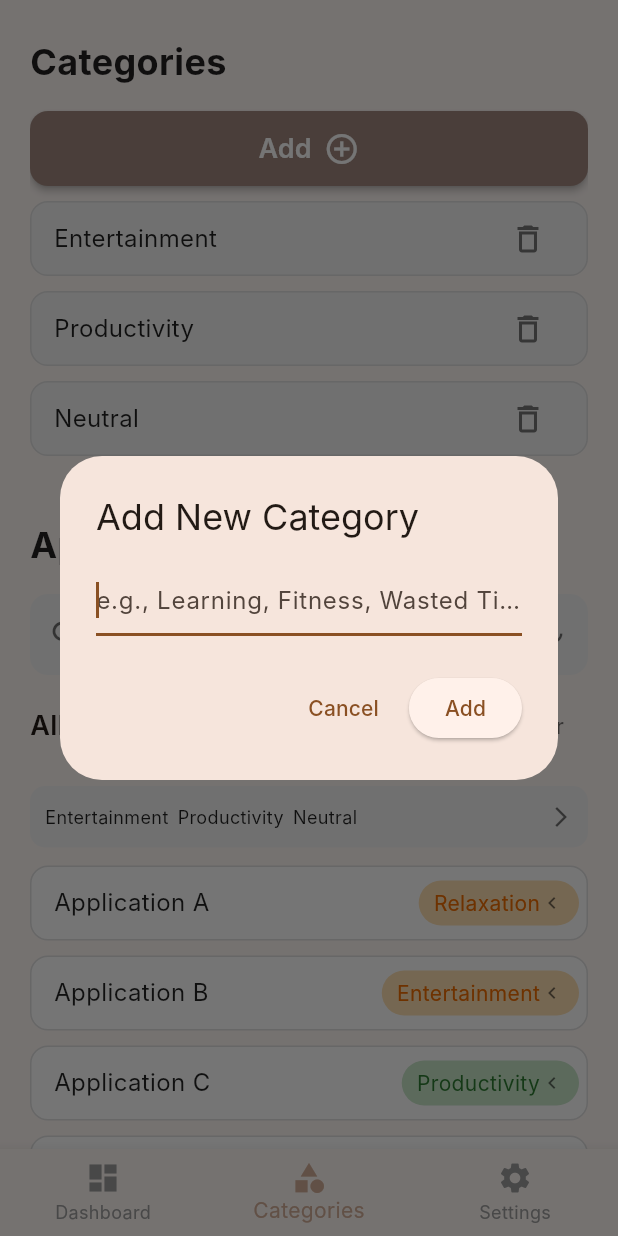
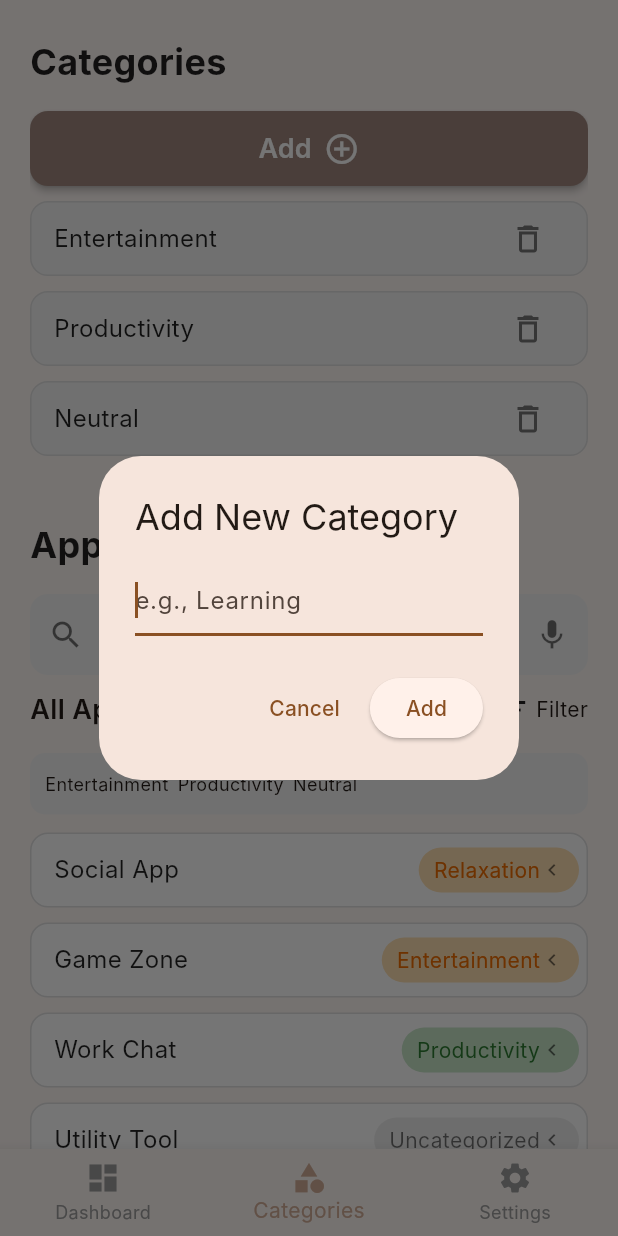
Before and after one commit to Meantfornothing/screentime, a Flutter app: the screen it shows after launch, item 2 of the bottom bar chosen, after a tap on "Add", on a phone screen of 412 x 824 dp. Run offline on Flutter 3.47's test engine with Material 3 defaults, Android fonts, the phone set to English and light mode, and no system bars; our stand-ins replace flutter_bloc, get_it; Roboto replaces fonts that are missing (Inter).

Commit message:
added some real functionality to categories

```diff
--- a/lib/core/service_locator.dart
+++ b/lib/core/service_locator.dart
@@ -1,30 +1,23 @@
 import 'package:get_it/get_it.dart';
 
-// Initialize GetIt as the Service Locator instance
+import '../features/app_recommendation/domain/repositories/categorization_repository.dart';
+import '../features/app_recommendation/data/repositories/categorization_repository_impl.dart'; // Note: preserved your filename typo 'catergorization'
+import '../features/app_recommendation/presentation/cubit/categorization_cubit.dart';
+
 final sl = GetIt.instance;
 
-/// Registers all necessary dependencies for the application.
-/// This function is called once at application startup (in main.dart).
-///
-/// We use registerLazySingleton for services that need to exist throughout
-/// the app's lifetime (e.g., Repositories, Use Cases, Data Sources).
 void init() {
-  // =================================================================
-  // 1. Feature: App Recommendation (Placeholder for future dependencies)
-  // =================================================================
+  // 1. Feature: App Recommendation
 
-  // Domain Layer - Register Use Cases:
-  // sl.registerLazySingleton(() => GetNextAppRecommendation(sl()));
+  // Data Layer - Repositories
+  sl.registerLazySingleton<CategorizationRepository>(
+    () => CategorizationRepositoryImpl(),
+  );
 
-  // Data Layer - Register Repositories:
-  // sl.registerLazySingleton<RecommendationRepository>(
-  //   () => RecommendationRepositoryImpl(sl()),
-  // );
-
-  // Data Layer - Register Data Sources:
-  // sl.registerLazySingleton<RecommendationLocalDataSource>(
-  //   () => RecommendationLocalDataSourceImpl(),
-  // );
+  // Presentation Layer - Cubits
+  sl.registerFactory(
+    () => CategorizationCubit(sl()),
+  );
 
   print("Service Locator initialized successfully.");
 }
--- /dev/null
+++ b/lib/features/app_recommendation/data/repositories/categorization_repository_impl.dart
@@ -0,0 +1,57 @@
+import '../../domain/repositories/categorization_repository.dart';
+import '../../domain/entities/app_category_entity.dart';
+import '../../domain/entities/installed_app.dart';
+
+class CategorizationRepositoryImpl implements CategorizationRepository {
+  // Simulating a local database state
+  final List<AppCategoryEntity> _mockCategories = [
+    AppCategoryEntity(id: '1', name: 'Entertainment'),
+    AppCategoryEntity(id: '2', name: 'Productivity'),
+    AppCategoryEntity(id: '3', name: 'Neutral'),
+  ];
+
+  final List<InstalledApp> _mockApps = [
+    InstalledApp(packageName: 'com.social.app1', name: 'Social App', assignedCategoryName: 'Relaxation'),
+    InstalledApp(packageName: 'com.game.app2', name: 'Game Zone', assignedCategoryName: 'Entertainment'),
+    InstalledApp(packageName: 'com.work.app3', name: 'Work Chat', assignedCategoryName: 'Productivity'),
+    InstalledApp(packageName: 'com.utility.app4', name: 'Utility Tool'),
+  ];
+
+  @override
+  Future<List<AppCategoryEntity>> getCategories() async {
+    await Future.delayed(const Duration(milliseconds: 300));
+    return List.from(_mockCategories);
+  }
+
+  @override
+  Future<List<InstalledApp>> getInstalledApps() async {
+    await Future.delayed(const Duration(milliseconds: 300));
+    return List.from(_mockApps);
+  }
+
+  @override
+  Future<void> addCategory(String name) async {
+    await Future.delayed(const Duration(milliseconds: 200));
+    final newId = DateTime.now().millisecondsSinceEpoch.toString();
+    _mockCategories.add(AppCategoryEntity(id: newId, name: name));
+  }
+
+  @override
+  Future<void> deleteCategory(String id) async {
+    await Future.delayed(const Duration(milliseconds: 200));
+    _mockCategories.removeWhere((c) => c.id == id);
+  }
+
+  @override
+  Future<void> assignCategory(String packageName, String categoryName) async {
+    await Future.delayed(const Duration(milliseconds: 200));
+    final index = _mockApps.indexWhere((app) => app.packageName == packageName);
+    if (index != -1) {
+      _mockApps[index] = InstalledApp(
+        packageName: _mockApps[index].packageName,
+        name: _mockApps[index].name,
+        assignedCategoryName: categoryName,
+      );
+    }
+  }
+}
--- /dev/null
+++ b/lib/features/app_recommendation/domain/entities/entities.dart
@@ -0,0 +1,3 @@
+// This file exports all domain entities
+export 'app_category_entity.dart';
+export 'installed_app.dart';
--- /dev/null
+++ b/lib/features/app_recommendation/presentation/cubit/categorization_cubit.dart
@@ -0,0 +1,61 @@
+import 'package:flutter_bloc/flutter_bloc.dart';
+import '../../domain/repositories/categorization_repository.dart';
+import 'categorization_state.dart';
+
+class CategorizationCubit extends Cubit<CategorizationState> {
+  final CategorizationRepository repository;
+
+  CategorizationCubit(this.repository) : super(const CategorizationState());
+
+  Future<void> loadData() async {
+    emit(state.copyWith(status: CategorizationStatus.loading));
+    try {
+      final results = await Future.wait([
+        repository.getInstalledApps(),
+        repository.getCategories(),
+      ]);
+
+      emit(state.copyWith(
+        status: CategorizationStatus.success,
+        apps: results[0] as dynamic,
+        categories: results[1] as dynamic,
+      ));
+    } catch (e) {
+      emit(state.copyWith(
+        status: CategorizationStatus.failure,
+        errorMessage: e.toString(),
+      ));
+    }
+  }
+
+  Future<void> addCategory(String name) async {
+    try {
+      await repository.addCategory(name);
+      // Reload to get updated list
+      final newCategories = await repository.getCategories();
+      emit(state.copyWith(categories: newCategories));
+    } catch (e) {
+      // Handle error
+    }
+  }
+
+  Future<void> deleteCategory(String id) async {
+    try {
+      await repository.deleteCategory(id);
+      final newCategories = await repository.getCategories();
+      emit(state.copyWith(categories: newCategories));
+    } catch (e) {
+      // Handle error
+    }
+  }
+
+  Future<void> assignCategory(String packageName, String categoryName) async {
+    try {
+      await repository.assignCategory(packageName, categoryName);
+      final newApps = await repository.getInstalledApps();
+      emit(state.copyWith(apps: newApps));
+    } catch (e) {
+      // Handle error
+    }
+  }
+}
--- /dev/null
+++ b/lib/features/app_recommendation/presentation/cubit/categorization_state.dart
@@ -0,0 +1,32 @@
+
+import '../../domain/entities/entities.dart';
+
+enum CategorizationStatus { initial, loading, success, failure }
+
+class CategorizationState {
+  final CategorizationStatus status;
+  final List<InstalledApp> apps;
+  final List<AppCategoryEntity> categories;
+  final String? errorMessage;
+
+  const CategorizationState({
+    this.status = CategorizationStatus.initial,
+    this.apps = const [],
+    this.categories = const [],
+    this.errorMessage,
+  });
+
+  CategorizationState copyWith({
+    CategorizationStatus? status,
+    List<InstalledApp>? apps,
+    List<AppCategoryEntity>? categories,
+    String? errorMessage,
+  }) {
+    return CategorizationState(
+      status: status ?? this.status,
+      apps: apps ?? this.apps,
+      categories: categories ?? this.categories,
+      errorMessage: errorMessage ?? this.errorMessage,
+    );
+  }
+}
--- a/lib/features/app_recommendation/presentation/pages/categorization_screen.dart
+++ b/lib/features/app_recommendation/presentation/pages/categorization_screen.dart
@@ -1,36 +1,37 @@
 import 'package:flutter/material.dart';
+import 'package:flutter_bloc/flutter_bloc.dart';
+import '../../../../core/service_locator.dart';
 
-// --- Import Domain Entities ---
-import '../../domain/entities/app_category_entity.dart';
-import '../../domain/entities/installed_app.dart';
+import '../cubit/categorization_cubit.dart';
+import '../cubit/categorization_state.dart';
 
-// --- Import Feature Widgets ---
-import '../widgets/app_assignment_tile.dart';
-import '../widgets/category_action_button.dart';
-import '../widgets/category_list_tile.dart';
+import '../../domain/entities/entities.dart';
 
-
-// --- Placeholder Data for Demonstration (Uses Domain Entities) ---
-final List<AppCategoryEntity> mockCategories = [
-  AppCategoryEntity(id: '1', name: 'Entertainment'),
-  AppCategoryEntity(id: '2', name: 'Productivity'),
-  AppCategoryEntity(id: '3', name: 'Neutral'),
-];
-
-final List<InstalledApp> mockApps = [
-  InstalledApp(packageName: 'com.social.app1', name: 'Application A', assignedCategoryName: 'Relaxation'),
-  InstalledApp(packageName: 'com.game.app2', name: 'Application B', assignedCategoryName: 'Entertainment'),
-  InstalledApp(packageName: 'com.work.app3', name: 'Application C', assignedCategoryName: 'Productivity'),
-  InstalledApp(packageName: 'com.utility.app4', name: 'Application D'), // Uncategorized
-];
-// ------------------------------------------
+import '../widgets/widgets.dart';
 
 class CategorizationScreen extends StatelessWidget {
   const CategorizationScreen({super.key});
 
   @override
   Widget build(BuildContext context) {
-    // This widget now returns only the body content, relying on MainWrapper for the Scaffold, AppBar, and BottomNavigationBar.
+    return BlocProvider(
+      create: (context) => sl<CategorizationCubit>()..loadData(),
+      child: const _CategorizationView(),
+    );
+  }
+}
+
+class _CategorizationView extends StatelessWidget {
+  const _CategorizationView();
+
+  @override
+  Widget build(BuildContext context) {
+    return BlocBuilder<CategorizationCubit, CategorizationState>(
+      builder: (context, state) {
+        if (state.status == CategorizationStatus.loading) {
+          return const Center(child: CircularProgressIndicator());
+        }
+
         return SafeArea(
           child: Padding(
             padding: const EdgeInsets.symmetric(horizontal: 20.0),
@@ -43,87 +44,69 @@ class CategorizationScreen extends StatelessWidget {
                 )),
                 const SliverToBoxAdapter(child: SizedBox(height: 16)),
 
-            // 1. Category Management Section
                 SliverToBoxAdapter(
-              child: _buildCategoryManagementSection(context),
+                  child: _buildCategoryManagementSection(context, state.categories),
                 ),
                 const SliverToBoxAdapter(child: SizedBox(height: 32)),
 
-            // 2. Applications Section
                 const SliverToBoxAdapter(child: Text(
                   'Applications',
                   style: TextStyle(fontSize: 24, fontWeight: FontWeight.bold, color: Colors.black87),
                 )),
                 const SliverToBoxAdapter(child: SizedBox(height: 16)),
+
                 SliverToBoxAdapter(
                   child: _buildApplicationSearchAndFilter(),
                 ),
                 const SliverToBoxAdapter(child: SizedBox(height: 16)),
 
-            // App Assignment List Header
                 SliverToBoxAdapter(
-              child: _buildAppListHeader(),
+                  child: _buildAppListHeader(state.categories),
                 ),
                 const SliverToBoxAdapter(child: SizedBox(height: 12)),
 
-            // 3. App Assignment List
                 SliverList(
                   delegate: SliverChildBuilderDelegate(
                     (context, index) {
-                  final app = mockApps[index];
+                      final app = state.apps[index];
                       return AppAssignmentTile(
                         app: app,
                         onAssignCategory: (category) {
-                      // BLoC: rulesBloc.add(AssignCategory(app.packageName, category));
-                      ScaffoldMessenger.of(context).showSnackBar(
-                        SnackBar(content: Text('Assigned ${app.name} to $category')),
+                          context.read<CategorizationCubit>().assignCategory(app.packageName, category);
+                        },
+                        availableCategories: state.categories,
                       );
                     },
-                    availableCategories: mockCategories,
-                  );
-                },
-                childCount: mockApps.length,
+                    childCount: state.apps.length,
                   ),
                 ),
-            const SliverToBoxAdapter(child: SizedBox(height: 80)), // Space for Bottom Nav Bar
+                const SliverToBoxAdapter(child: SizedBox(height: 80)),
               ],
             ),
           ),
         );
+      },
+    );
   }
 
-  // --- Widget Builders for Sections ---
-
-  Widget _buildCategoryManagementSection(BuildContext context) {
+  Widget _buildCategoryManagementSection(BuildContext context, List<AppCategoryEntity> categories) {
     final brownColor = Colors.brown.shade300;
-
     return Column(
       children: [
-        // Add Button
         CategoryActionButton(
           label: 'Add',
           icon: Icons.add_circle_outline,
           color: brownColor,
-          onPressed: () {
-            // BLoC: rulesBloc.add(AddNewCategory());
-            _showCategoryAddDialog(context);
-          },
+          onPressed: () => _showCategoryAddDialog(context),
         ),
         const SizedBox(height: 10),
-
-        // List of existing categories
-        ...mockCategories.map((category) => Padding(
+        ...categories.map((category) => Padding(
           padding: const EdgeInsets.only(bottom: 10),
           child: CategoryListTile(
             name: category.name,
-            onDelete: () {
-              // BLoC: rulesBloc.add(DeleteCategory(category.id));
-              ScaffoldMessenger.of(context).showSnackBar(
-                SnackBar(content: Text('Deleted category: ${category.name}')),
-              );
-            },
+            onDelete: () => context.read<CategorizationCubit>().deleteCategory(category.id),
           ),
-        )).toList(),
+        )),
       ],
     );
   }
@@ -131,7 +114,6 @@ class CategorizationScreen extends StatelessWidget {
   Widget _buildApplicationSearchAndFilter() {
     return Column(
       children: [
-        // Search Bar
         TextFormField(
           decoration: InputDecoration(
             hintText: 'Search app...',
@@ -145,39 +127,20 @@ class CategorizationScreen extends StatelessWidget {
             ),
             contentPadding: const EdgeInsets.symmetric(vertical: 15),
           ),
-          onChanged: (query) {
-            // BLoC: rulesBloc.add(SearchApps(query));
-          },
         ),
         const SizedBox(height: 10),
-
-        // Sort and Filter Row
         Row(
           mainAxisAlignment: MainAxisAlignment.spaceBetween,
           children: [
             const Text('All Apps', style: TextStyle(fontSize: 18, fontWeight: FontWeight.w600)),
-            Row(
-              children: [
-                TextButton.icon(
-                  onPressed: () {},
-                  icon: const Icon(Icons.sort, size: 16, color: Colors.black54),
-                  label: const Text('Sort', style: TextStyle(color: Colors.black54)),
-                ),
-                TextButton.icon(
-                  onPressed: () {},
-                  icon: const Icon(Icons.filter_list, size: 16, color: Colors.black54),
-                  label: const Text('Filter', style: TextStyle(color: Colors.black54)),
-                ),
-              ],
-            ),
+            const Row(children: [Icon(Icons.filter_list), Text(" Filter")]),
           ],
         ),
       ],
     );
   }
 
-  Widget _buildAppListHeader() {
-    // This replicates the header with category chips and the arrow.
+  Widget _buildAppListHeader(List<AppCategoryEntity> categories) {
     return Container(
       padding: const EdgeInsets.symmetric(vertical: 12, horizontal: 10),
       decoration: BoxDecoration(
@@ -185,41 +148,47 @@ class CategorizationScreen extends StatelessWidget {
         borderRadius: BorderRadius.circular(10),
       ),
       child: Row(
-        mainAxisAlignment: MainAxisAlignment.spaceBetween,
         children: [
-          Row(
-            children: mockCategories.map((c) => Padding(
+          Expanded(
+            child: SingleChildScrollView(
+              scrollDirection: Axis.horizontal,
+              child: Row(
+                children: categories.map((c) => Padding(
                   padding: const EdgeInsets.only(right: 6.0),
-              child: Text(c.name, style: const TextStyle(fontSize: 12, color: Colors.black87)),
+                  child: Text(c.name, style: const TextStyle(fontSize: 12)),
                 )).toList(),
               ),
-          const Icon(Icons.arrow_forward_ios, size: 16, color: Colors.black54),
+            ),
+          ),
         ],
       ),
     );
   }
 
-  // --- Helper: Dialog for adding a new category ---
   void _showCategoryAddDialog(BuildContext context) {
+    final textController = TextEditingController();
     showDialog(
       context: context,
-      builder: (BuildContext context) {
+      builder: (BuildContext dialogContext) {
         return AlertDialog(
           title: const Text('Add New Category'),
-          content: const TextField(
+          content: TextField(
+            controller: textController,
             autofocus: true,
-            decoration: InputDecoration(hintText: 'e.g., Learning, Fitness, Wasted Time'),
+            decoration: const InputDecoration(hintText: 'e.g., Learning'),
           ),
           actions: <Widget>[
             TextButton(
               child: const Text('Cancel'),
-              onPressed: () => Navigator.of(context).pop(),
+              onPressed: () => Navigator.of(dialogContext).pop(),
             ),
             ElevatedButton(
               child: const Text('Add'),
               onPressed: () {
-                // Logic to save the new category via BLoC/Cubit
-                Navigator.of(context).pop();
+                if (textController.text.isNotEmpty) {
+                  context.read<CategorizationCubit>().addCategory(textController.text);
+                  Navigator.of(dialogContext).pop();
+                }
               },
             ),
           ],
--- a/lib/features/app_recommendation/presentation/pages/main_wrapper.dart
+++ b/lib/features/app_recommendation/presentation/pages/main_wrapper.dart
@@ -1,8 +1,5 @@
 import 'package:flutter/material.dart';
-import 'dashboard_screen.dart';
-import 'categorization_screen.dart';
-// FIX: Import the real SettingsScreen file
-import 'settings_screen.dart';
+import 'pages.dart';
 
 class MainWrapper extends StatefulWidget {
   const MainWrapper({super.key});
--- /dev/null
+++ b/lib/features/app_recommendation/presentation/pages/pages.dart
@@ -0,0 +1,5 @@
+// Exports all screen-level widgets for the App Recommendation feature
+export 'categorization_screen.dart';
+export 'dashboard_screen.dart';
+export 'main_wrapper.dart';
+export 'settings_screen.dart';
--- a/lib/features/app_recommendation/presentation/pages/settings_screen.dart
+++ b/lib/features/app_recommendation/presentation/pages/settings_screen.dart
@@ -1,8 +1,6 @@
 import 'package:flutter/material.dart';
 // Ensure these imports match your local widget files
-import '../widgets/setting_card.dart'; // Assuming chart.dart is now placeholder_chart.dart
-import '../widgets/slider_setting.dart'; // Assuming insight_card.dart is now insights_card.dart
-import '../widgets/timepicker_setting.dart';
+import '../widgets/widgets.dart';
 
 class SettingsScreen extends StatelessWidget {
   const SettingsScreen({super.key});
--- a/pubspec.yaml
+++ b/pubspec.yaml
@@ -10,6 +10,8 @@ dependencies:
   flutter:
     sdk: flutter
   get_it: ^9.2.0
+  flutter_bloc: ^9.1.1
+  equatable: ^2.0.5 # Optional, but good for state comparison
 
 dev_dependencies:
   flutter_test:
```
Also changed, not shown: lib/features/app_recommendation/domain/repositories/categorization_repository.dart (added, +10 -0 lines), lib/features/app_recommendation/presentation/pages/dashboard_screen.dart (+4 -7 lines), lib/features/app_recommendation/presentation/widgets/widgets.dart (added, +10 -0 lines), pubspec.lock. Lines whose indentation alone changed are shown as unchanged.
